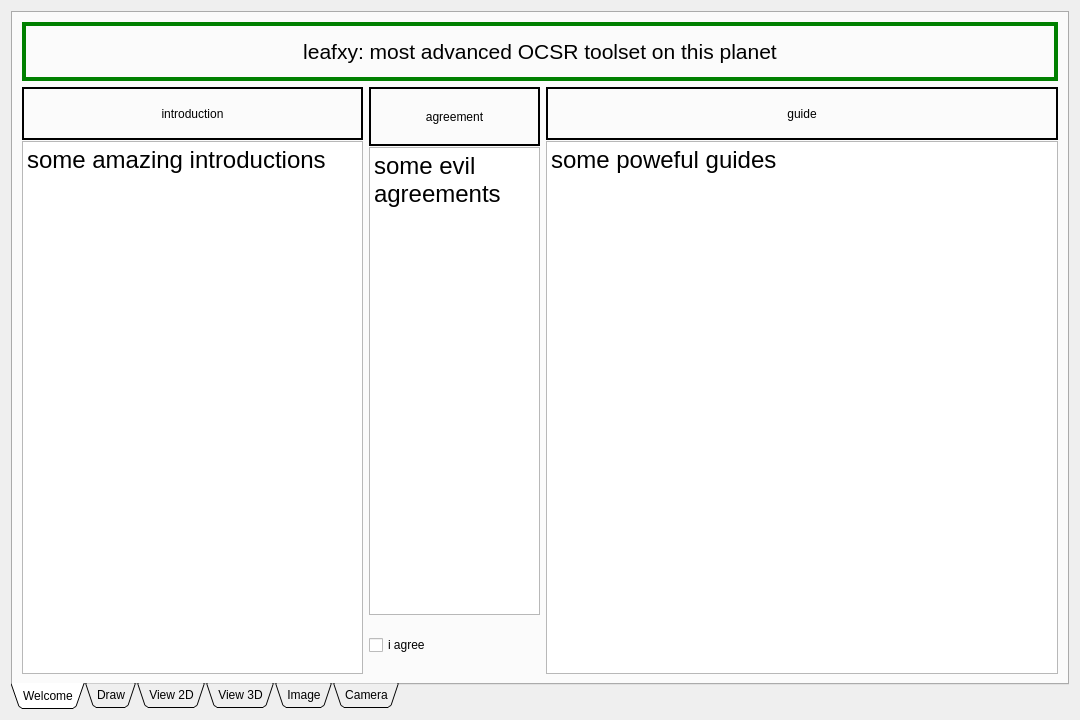
The window that app/ui/main_widget.ui (xuguodong1999/COCR) describes before a commit, drawn with Qt 5.
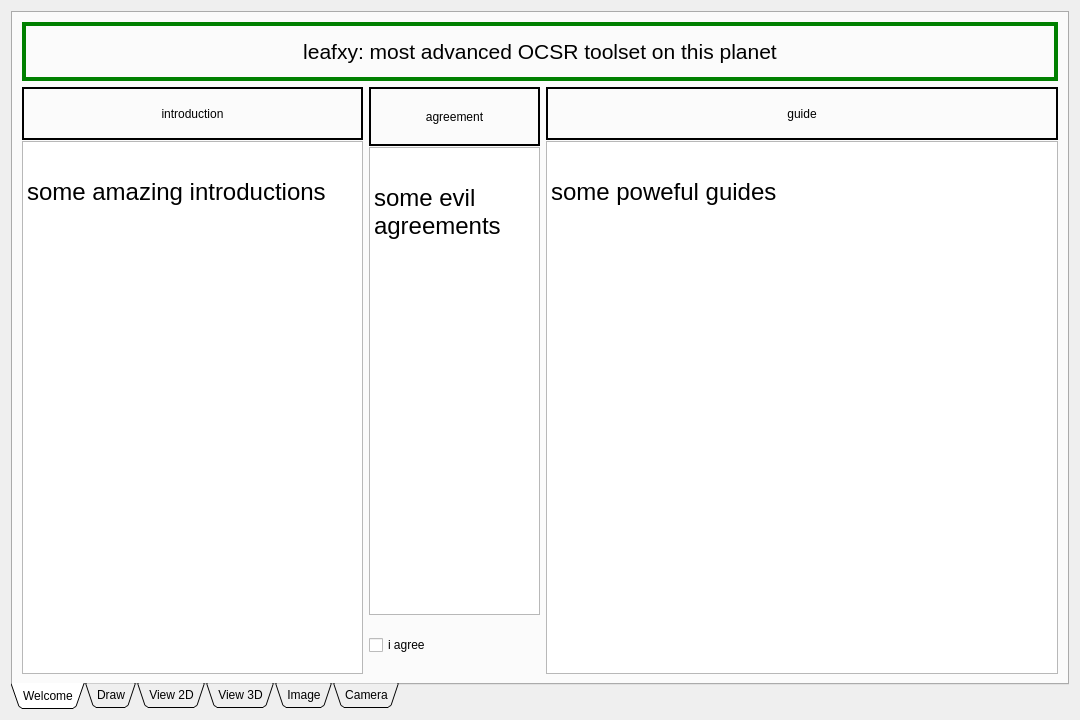
The same window after the commit.

Patch:
```diff
--- a/app/ui/main_widget.ui
+++ b/app/ui/main_widget.ui
@@ -92,11 +92,19 @@
               <bool>true</bool>
              </property>
              <property name="html">
-              <string>&lt;!DOCTYPE HTML PUBLIC &quot;-//W3C//DTD HTML 4.0//EN&quot; &quot;http://www.w3.org/TR/REC-html40/strict.dtd&quot;&gt;
-&lt;html&gt;&lt;head&gt;&lt;meta name=&quot;qrichtext&quot; content=&quot;1&quot; /&gt;&lt;style type=&quot;text/css&quot;&gt;
-p, li { white-space: pre-wrap; }
-&lt;/style&gt;&lt;/head&gt;&lt;body style=&quot; font-family:'Ubuntu'; font-size:11pt; font-weight:400; font-style:normal;&quot;&gt;
-&lt;p style=&quot; margin-top:0px; margin-bottom:0px; margin-left:0px; margin-right:0px; -qt-block-indent:0; text-indent:0px;&quot;&gt;&lt;span style=&quot; font-size:18pt;&quot;&gt;some amazing introductions&lt;/span&gt;&lt;/p&gt;&lt;/body&gt;&lt;/html&gt;</string>
+                                                        <string>&lt;!DOCTYPE HTML PUBLIC &quot;-//W3C//DTD HTML 4.0//EN&quot;
+                                                            &quot;http://www.w3.org/TR/REC-html40/strict.dtd&quot;&gt;
+                                                            &lt;html&gt;&lt;head&gt;&lt;meta name=&quot;qrichtext&quot;
+                                                            content=&quot;1&quot; /&gt;&lt;style type=&quot;text/css&quot;&gt;
+                                                            p, li { white-space: pre-wrap; }
+                                                            &lt;/style&gt;&lt;/head&gt;&lt;body style=&quot;
+                                                            font-family:'Ubuntu'; font-size:11pt; font-weight:400;
+                                                            font-style:normal;&quot;&gt;
+                                                            &lt;p style=&quot; margin-top:0px; margin-bottom:0px;
+                                                            margin-left:0px; margin-right:0px; -qt-block-indent:0;
+                                                            text-indent:0px;&quot;&gt;&lt;span style=&quot;
+                                                            font-size:18pt;&quot;&gt;some amazing introductions&lt;/span&gt;&lt;/p&gt;&lt;/body&gt;&lt;/html&gt;
+                                                        </string>
              </property>
             </widget>
            </item>
@@ -132,11 +140,19 @@
               <bool>true</bool>
              </property>
              <property name="html">
-              <string>&lt;!DOCTYPE HTML PUBLIC &quot;-//W3C//DTD HTML 4.0//EN&quot; &quot;http://www.w3.org/TR/REC-html40/strict.dtd&quot;&gt;
-&lt;html&gt;&lt;head&gt;&lt;meta name=&quot;qrichtext&quot; content=&quot;1&quot; /&gt;&lt;style type=&quot;text/css&quot;&gt;
-p, li { white-space: pre-wrap; }
-&lt;/style&gt;&lt;/head&gt;&lt;body style=&quot; font-family:'Ubuntu'; font-size:11pt; font-weight:400; font-style:normal;&quot;&gt;
-&lt;p style=&quot; margin-top:0px; margin-bottom:0px; margin-left:0px; margin-right:0px; -qt-block-indent:0; text-indent:0px;&quot;&gt;&lt;span style=&quot; font-size:18pt;&quot;&gt;some evil agreements&lt;/span&gt;&lt;/p&gt;&lt;/body&gt;&lt;/html&gt;</string>
+                                                        <string>&lt;!DOCTYPE HTML PUBLIC &quot;-//W3C//DTD HTML 4.0//EN&quot;
+                                                            &quot;http://www.w3.org/TR/REC-html40/strict.dtd&quot;&gt;
+                                                            &lt;html&gt;&lt;head&gt;&lt;meta name=&quot;qrichtext&quot;
+                                                            content=&quot;1&quot; /&gt;&lt;style type=&quot;text/css&quot;&gt;
+                                                            p, li { white-space: pre-wrap; }
+                                                            &lt;/style&gt;&lt;/head&gt;&lt;body style=&quot;
+                                                            font-family:'Ubuntu'; font-size:11pt; font-weight:400;
+                                                            font-style:normal;&quot;&gt;
+                                                            &lt;p style=&quot; margin-top:0px; margin-bottom:0px;
+                                                            margin-left:0px; margin-right:0px; -qt-block-indent:0;
+                                                            text-indent:0px;&quot;&gt;&lt;span style=&quot;
+                                                            font-size:18pt;&quot;&gt;some evil agreements&lt;/span&gt;&lt;/p&gt;&lt;/body&gt;&lt;/html&gt;
+                                                        </string>
              </property>
             </widget>
            </item>
@@ -185,11 +201,19 @@
               <bool>true</bool>
              </property>
              <property name="html">
-              <string>&lt;!DOCTYPE HTML PUBLIC &quot;-//W3C//DTD HTML 4.0//EN&quot; &quot;http://www.w3.org/TR/REC-html40/strict.dtd&quot;&gt;
-&lt;html&gt;&lt;head&gt;&lt;meta name=&quot;qrichtext&quot; content=&quot;1&quot; /&gt;&lt;style type=&quot;text/css&quot;&gt;
-p, li { white-space: pre-wrap; }
-&lt;/style&gt;&lt;/head&gt;&lt;body style=&quot; font-family:'Ubuntu'; font-size:11pt; font-weight:400; font-style:normal;&quot;&gt;
-&lt;p style=&quot; margin-top:0px; margin-bottom:0px; margin-left:0px; margin-right:0px; -qt-block-indent:0; text-indent:0px;&quot;&gt;&lt;span style=&quot; font-size:18pt;&quot;&gt;some poweful guides&lt;/span&gt;&lt;/p&gt;&lt;/body&gt;&lt;/html&gt;</string>
+                                                        <string>&lt;!DOCTYPE HTML PUBLIC &quot;-//W3C//DTD HTML 4.0//EN&quot;
+                                                            &quot;http://www.w3.org/TR/REC-html40/strict.dtd&quot;&gt;
+                                                            &lt;html&gt;&lt;head&gt;&lt;meta name=&quot;qrichtext&quot;
+                                                            content=&quot;1&quot; /&gt;&lt;style type=&quot;text/css&quot;&gt;
+                                                            p, li { white-space: pre-wrap; }
+                                                            &lt;/style&gt;&lt;/head&gt;&lt;body style=&quot;
+                                                            font-family:'Ubuntu'; font-size:11pt; font-weight:400;
+                                                            font-style:normal;&quot;&gt;
+                                                            &lt;p style=&quot; margin-top:0px; margin-bottom:0px;
+                                                            margin-left:0px; margin-right:0px; -qt-block-indent:0;
+                                                            text-indent:0px;&quot;&gt;&lt;span style=&quot;
+                                                            font-size:18pt;&quot;&gt;some poweful guides&lt;/span&gt;&lt;/p&gt;&lt;/body&gt;&lt;/html&gt;
+                                                        </string>
              </property>
             </widget>
            </item>
```
Left out of the diff: 3 changed lines with no effect on the pictures. Lines whose indentation alone changed are shown as unchanged.
